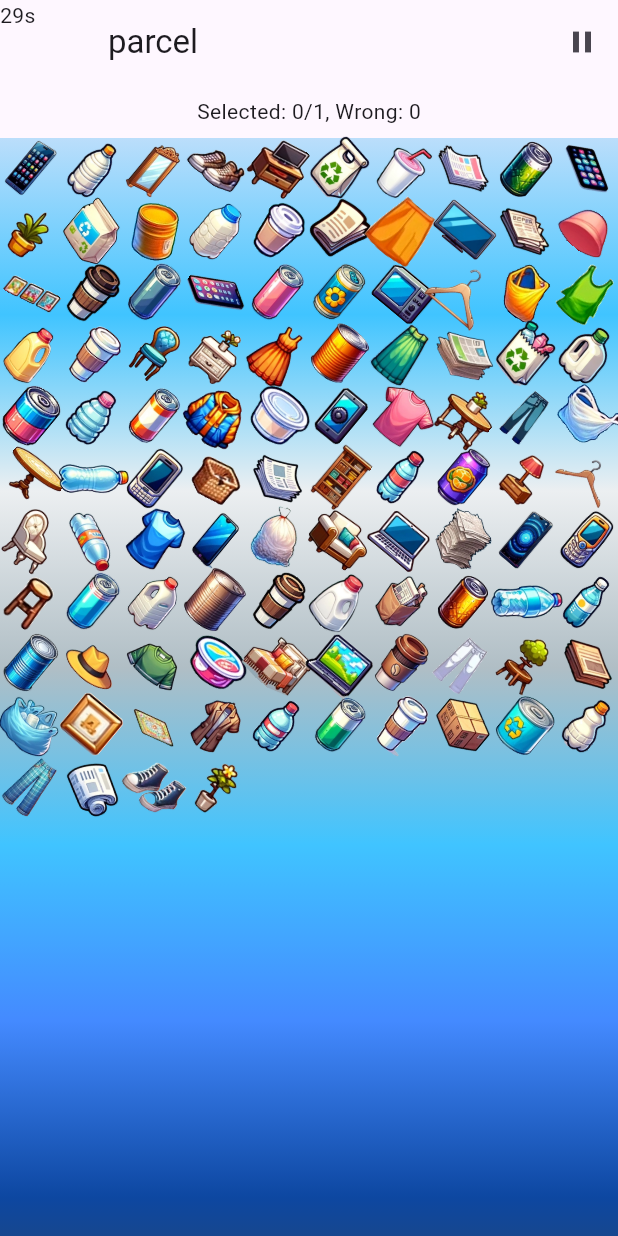
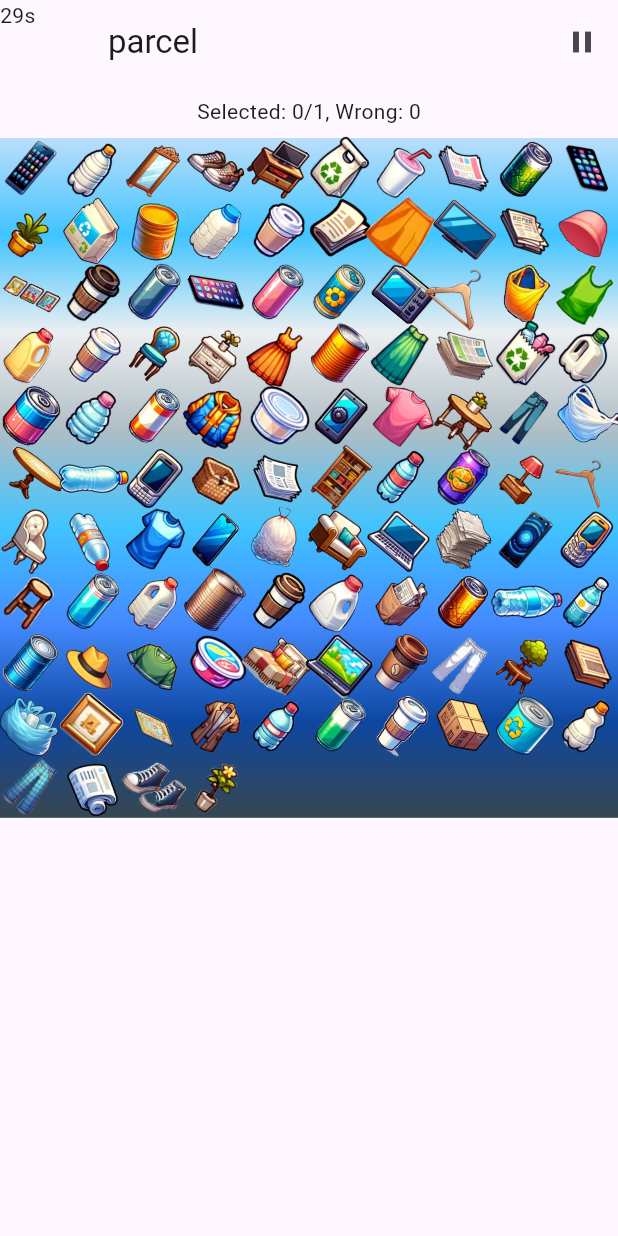
Before and after one commit to judydev/recycle_this, a Flutter app: the MyGame screen opened by its route, on a phone screen of 412 x 824 dp. Run offline on Flutter 3.47's test engine with Material 3 defaults, Android fonts, the light colour scheme and no system bars.

Commit message:
fix ios app issue

```diff
--- a/lib/src/game/my_game.dart
+++ b/lib/src/game/my_game.dart
@@ -150,7 +150,7 @@ class _MyGameState extends State<MyGame> {
                   child: Text(
                       'Selected: ${found.length}/$expectedItemCount, Wrong: ${wrong.length}')),
               Container(
-                  height: MediaQuery.sizeOf(context).height,
+                  // height: MediaQuery.sizeOf(context).height,
                   decoration: BoxDecoration(
                       gradient: LinearGradient(
                           begin: Alignment.topCenter,
```
Also changed, not shown: 2 other files.
